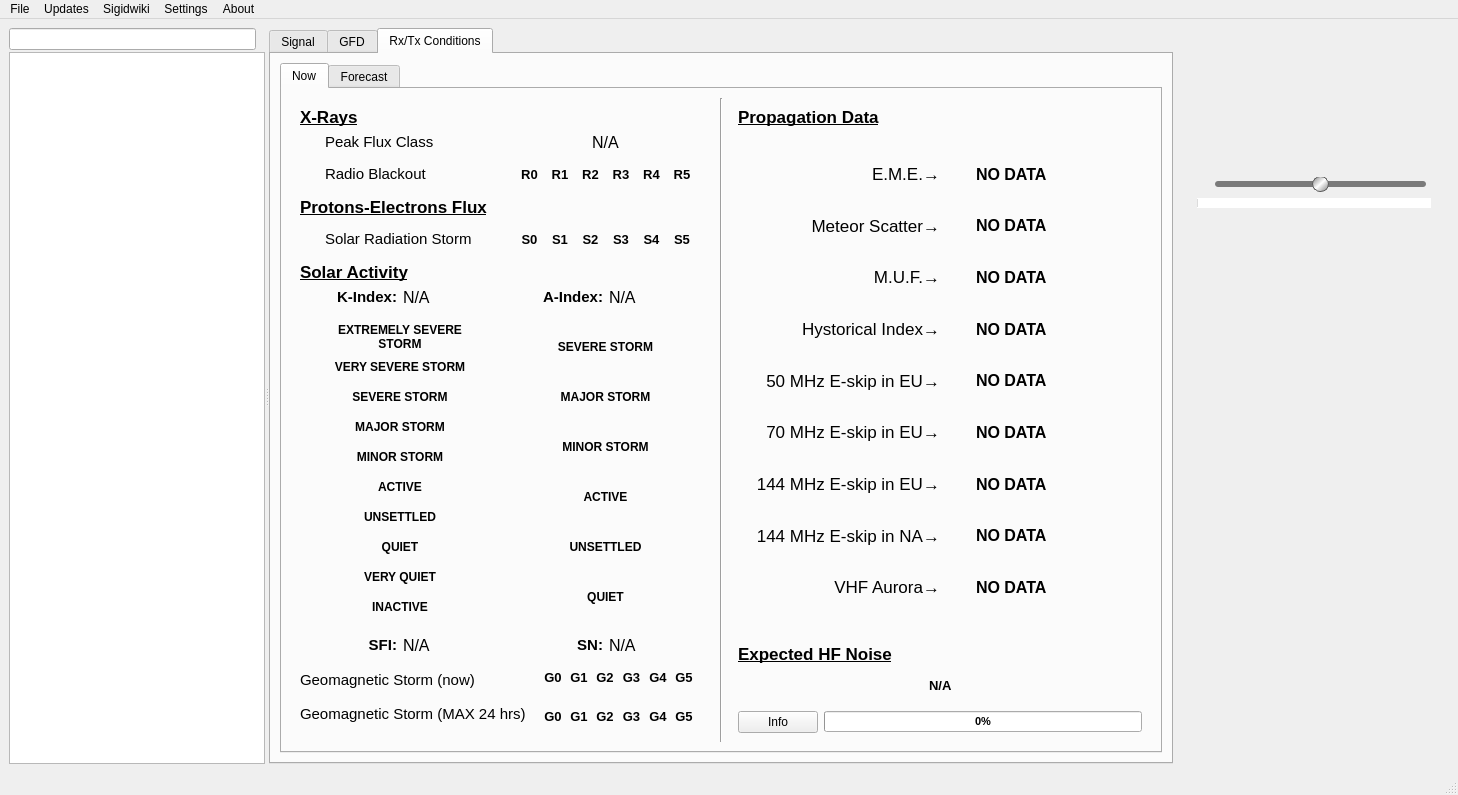
Qt form src/artemis.ui (angelosk/Artemis) before a commit.
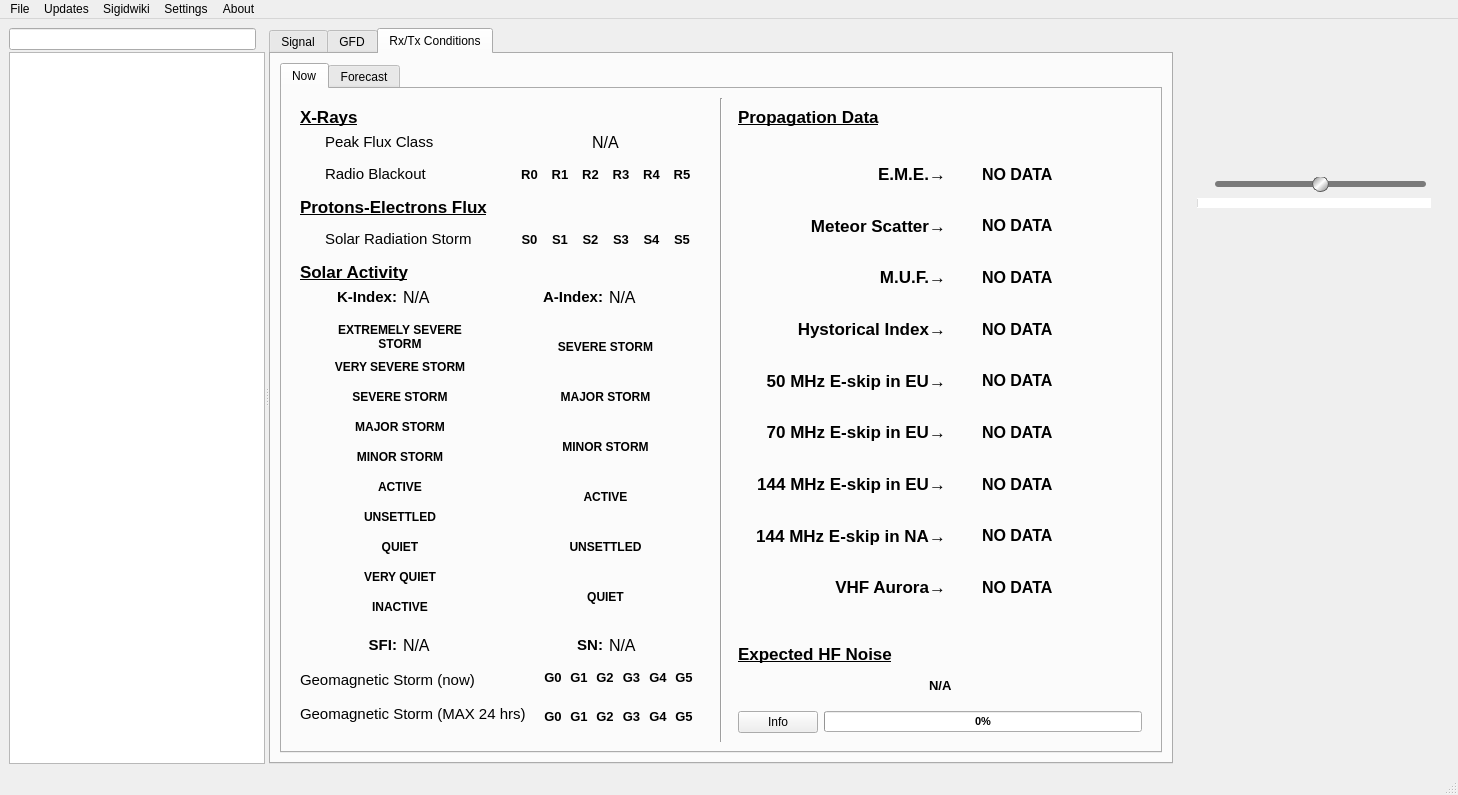
The same form after that commit. The open tabs and pages were chosen to show the change. Icons and pictures are not drawn. Custom widgets are drawn as their Qt base class.

The edit to the form file:
```diff
--- a/src/artemis.ui
+++ b/src/artemis.ui
@@ -6949,7 +6949,9 @@
                           <property name="font">
                            <font>
                             <pointsize>13</pointsize>
+                            <weight>75</weight>
                             <italic>false</italic>
+                            <bold>true</bold>
                            </font>
                           </property>
                           <property name="layoutDirection">
@@ -6977,7 +6979,9 @@
                           <property name="font">
                            <font>
                             <pointsize>13</pointsize>
+                            <weight>75</weight>
                             <italic>false</italic>
+                            <bold>true</bold>
                            </font>
                           </property>
                           <property name="layoutDirection">
@@ -7005,7 +7009,9 @@
                           <property name="font">
                            <font>
                             <pointsize>13</pointsize>
+                            <weight>75</weight>
                             <italic>false</italic>
+                            <bold>true</bold>
                            </font>
                           </property>
                           <property name="layoutDirection">
@@ -7033,7 +7039,9 @@
                           <property name="font">
                            <font>
                             <pointsize>13</pointsize>
+                            <weight>75</weight>
                             <italic>false</italic>
+                            <bold>true</bold>
                            </font>
                           </property>
                           <property name="layoutDirection">
@@ -7061,7 +7069,9 @@
                           <property name="font">
                            <font>
                             <pointsize>13</pointsize>
+                            <weight>75</weight>
                             <italic>false</italic>
+                            <bold>true</bold>
                            </font>
                           </property>
                           <property name="layoutDirection">
@@ -7092,7 +7102,9 @@
                           <property name="font">
                            <font>
                             <pointsize>13</pointsize>
+                            <weight>75</weight>
                             <italic>false</italic>
+                            <bold>true</bold>
                            </font>
                           </property>
                           <property name="layoutDirection">
@@ -7120,7 +7132,9 @@
                           <property name="font">
                            <font>
                             <pointsize>13</pointsize>
+                            <weight>75</weight>
                             <italic>false</italic>
+                            <bold>true</bold>
                            </font>
                           </property>
                           <property name="layoutDirection">
@@ -7148,7 +7162,9 @@
                           <property name="font">
                            <font>
                             <pointsize>13</pointsize>
+                            <weight>75</weight>
                             <italic>false</italic>
+                            <bold>true</bold>
                            </font>
                           </property>
                           <property name="layoutDirection">
@@ -7176,7 +7192,9 @@
                           <property name="font">
                            <font>
                             <pointsize>13</pointsize>
+                            <weight>75</weight>
                             <italic>false</italic>
+                            <bold>true</bold>
                            </font>
                           </property>
                           <property name="layoutDirection">
```
